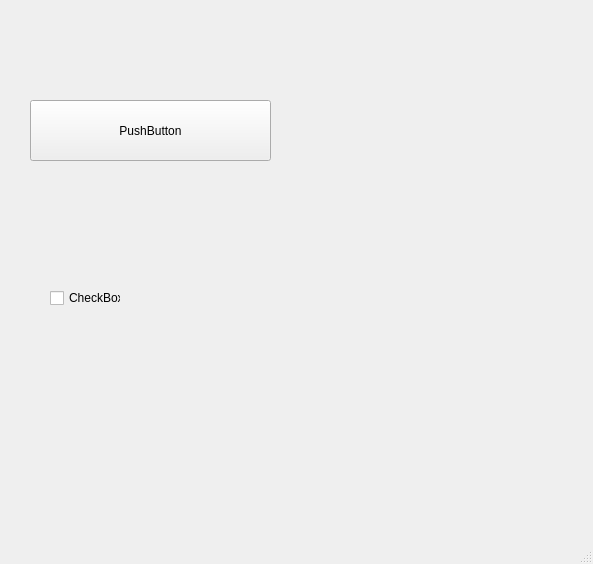
Above: mainwindow.ui from caigou666-byte/translationOfCodeVariableNames before the change. Below: the same form after it.
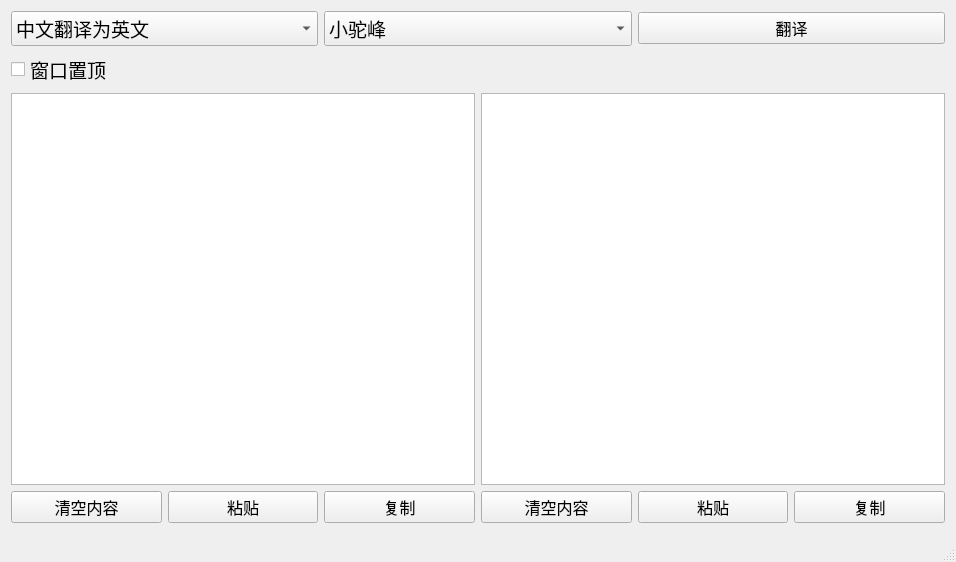
That is the form after the change.

```diff
--- a/mainwindow.ui
+++ b/mainwindow.ui
@@ -6,40 +6,233 @@
    <rect>
     <x>0</x>
     <y>0</y>
-    <width>593</width>
-    <height>564</height>
+    <width>956</width>
+    <height>562</height>
    </rect>
   </property>
+  <property name="font">
+   <font>
+    <family>微软雅黑</family>
+    <pointsize>12</pointsize>
+   </font>
+  </property>
   <property name="windowTitle">
    <string>MainWindow</string>
   </property>
   <widget class="QWidget" name="centralWidget">
-   <widget class="QPushButton" name="pushButton">
-    <property name="geometry">
-     <rect>
-      <x>30</x>
-      <y>100</y>
-      <width>241</width>
-      <height>61</height>
-     </rect>
-    </property>
-    <property name="text">
-     <string>PushButton</string>
-    </property>
-   </widget>
-   <widget class="QCheckBox" name="checkBox">
-    <property name="geometry">
-     <rect>
-      <x>50</x>
-      <y>290</y>
-      <width>71</width>
-      <height>16</height>
-     </rect>
-    </property>
-    <property name="text">
-     <string>CheckBox</string>
-    </property>
-   </widget>
+   <layout class="QVBoxLayout" name="verticalLayout_3">
+    <item>
+     <layout class="QHBoxLayout" name="horizontalLayout_3">
+      <item>
+       <widget class="QComboBox" name="comboBox">
+        <property name="font">
+         <font>
+          <pointsize>14</pointsize>
+         </font>
+        </property>
+        <item>
+         <property name="text">
+          <string>中文翻译为英文</string>
+         </property>
+        </item>
+        <item>
+         <property name="text">
+          <string>英文翻译为中文</string>
+         </property>
+        </item>
+       </widget>
+      </item>
+      <item>
+       <widget class="QComboBox" name="comboBox_2">
+        <property name="font">
+         <font>
+          <pointsize>14</pointsize>
+         </font>
+        </property>
+        <item>
+         <property name="text">
+          <string>小驼峰</string>
+         </property>
+        </item>
+        <item>
+         <property name="text">
+          <string>大驼峰</string>
+         </property>
+        </item>
+        <item>
+         <property name="text">
+          <string>下划线</string>
+         </property>
+        </item>
+        <item>
+         <property name="text">
+          <string>常量</string>
+         </property>
+        </item>
+        <item>
+         <property name="text">
+          <string>CSS类名</string>
+         </property>
+        </item>
+       </widget>
+      </item>
+      <item>
+       <widget class="QPushButton" name="TranslationButton">
+        <property name="font">
+         <font>
+          <family>微软雅黑</family>
+          <pointsize>12</pointsize>
+         </font>
+        </property>
+        <property name="text">
+         <string>翻译</string>
+        </property>
+       </widget>
+      </item>
+     </layout>
+    </item>
+    <item>
+     <widget class="QCheckBox" name="windowTop">
+      <property name="font">
+       <font>
+        <family>微软雅黑</family>
+        <pointsize>14</pointsize>
+       </font>
+      </property>
+      <property name="styleSheet">
+       <string notr="true">
+</string>
+      </property>
+      <property name="text">
+       <string>窗口置顶</string>
+      </property>
+      <property name="iconSize">
+       <size>
+        <width>64</width>
+        <height>64</height>
+       </size>
+      </property>
+     </widget>
+    </item>
+    <item>
+     <layout class="QHBoxLayout" name="horizontalLayout_4">
+      <item>
+       <layout class="QVBoxLayout" name="verticalLayout">
+        <item>
+         <widget class="QPlainTextEdit" name="LeftInputBox">
+          <property name="font">
+           <font>
+            <family>微软雅黑</family>
+            <pointsize>16</pointsize>
+           </font>
+          </property>
+         </widget>
+        </item>
+        <item>
+         <layout class="QHBoxLayout" name="horizontalLayout">
+          <item>
+           <widget class="QPushButton" name="LeftClearContent">
+            <property name="font">
+             <font>
+              <family>微软雅黑</family>
+              <pointsize>12</pointsize>
+             </font>
+            </property>
+            <property name="text">
+             <string>清空内容</string>
+            </property>
+           </widget>
+          </item>
+          <item>
+           <widget class="QPushButton" name="PasteLeft">
+            <property name="font">
+             <font>
+              <family>微软雅黑</family>
+              <pointsize>12</pointsize>
+             </font>
+            </property>
+            <property name="text">
+             <string>粘贴</string>
+            </property>
+           </widget>
+          </item>
+          <item>
+           <widget class="QPushButton" name="LeftCopy">
+            <property name="font">
+             <font>
+              <family>微软雅黑</family>
+              <pointsize>12</pointsize>
+             </font>
+            </property>
+            <property name="text">
+             <string>复制</string>
+            </property>
+           </widget>
+          </item>
+         </layout>
+        </item>
+       </layout>
+      </item>
+      <item>
+       <layout class="QVBoxLayout" name="verticalLayout_2">
+        <item>
+         <widget class="QPlainTextEdit" name="RightInputBox">
+          <property name="font">
+           <font>
+            <family>微软雅黑</family>
+            <pointsize>16</pointsize>
+           </font>
+          </property>
+         </widget>
+        </item>
+        <item>
+         <layout class="QHBoxLayout" name="horizontalLayout_2">
+          <item>
+           <widget class="QPushButton" name="RightClearContent">
+            <property name="font">
+             <font>
+              <family>微软雅黑</family>
+              <pointsize>12</pointsize>
+             </font>
+            </property>
+            <property name="text">
+             <string>清空内容</string>
+            </property>
+           </widget>
+          </item>
+          <item>
+           <widget class="QPushButton" name="PasteRight">
+            <property name="font">
+             <font>
+              <family>微软雅黑</family>
+              <pointsize>12</pointsize>
+             </font>
+            </property>
+            <property name="text">
+             <string>粘贴</string>
+            </property>
+           </widget>
+          </item>
+          <item>
+           <widget class="QPushButton" name="RightCopy">
+            <property name="font">
+             <font>
+              <family>微软雅黑</family>
+              <pointsize>12</pointsize>
+             </font>
+            </property>
+            <property name="text">
+             <string>复制</string>
+            </property>
+           </widget>
+          </item>
+         </layout>
+        </item>
+       </layout>
+      </item>
+     </layout>
+    </item>
+   </layout>
   </widget>
   <widget class="QStatusBar" name="statusBar"/>
  </widget>
```
